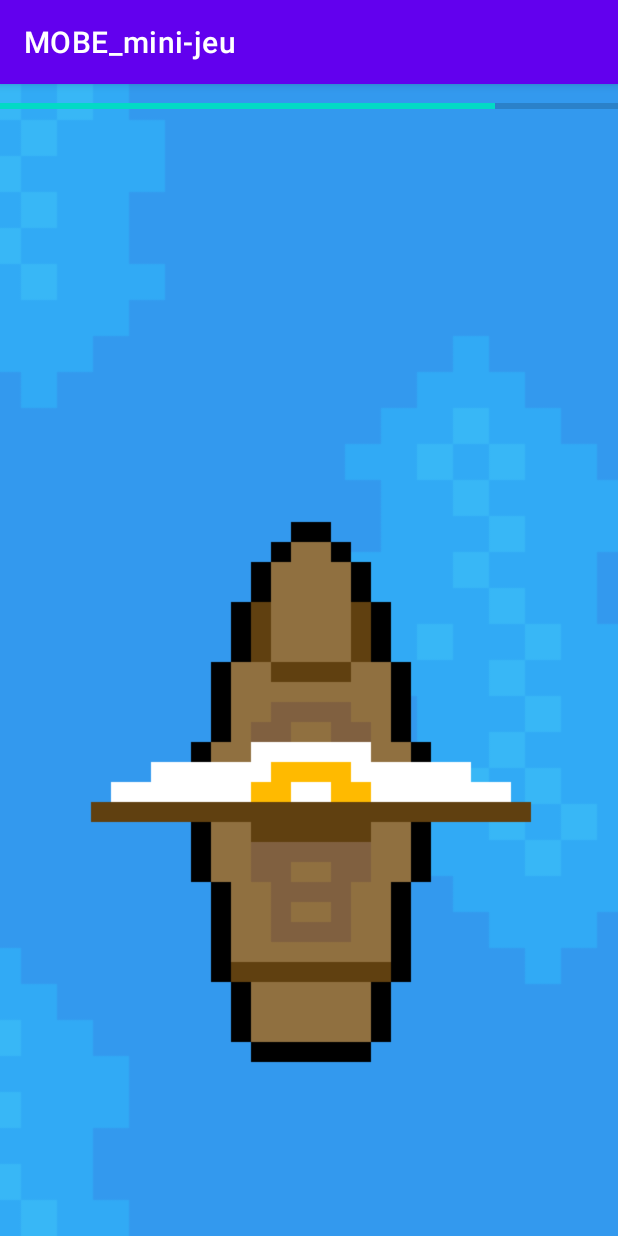
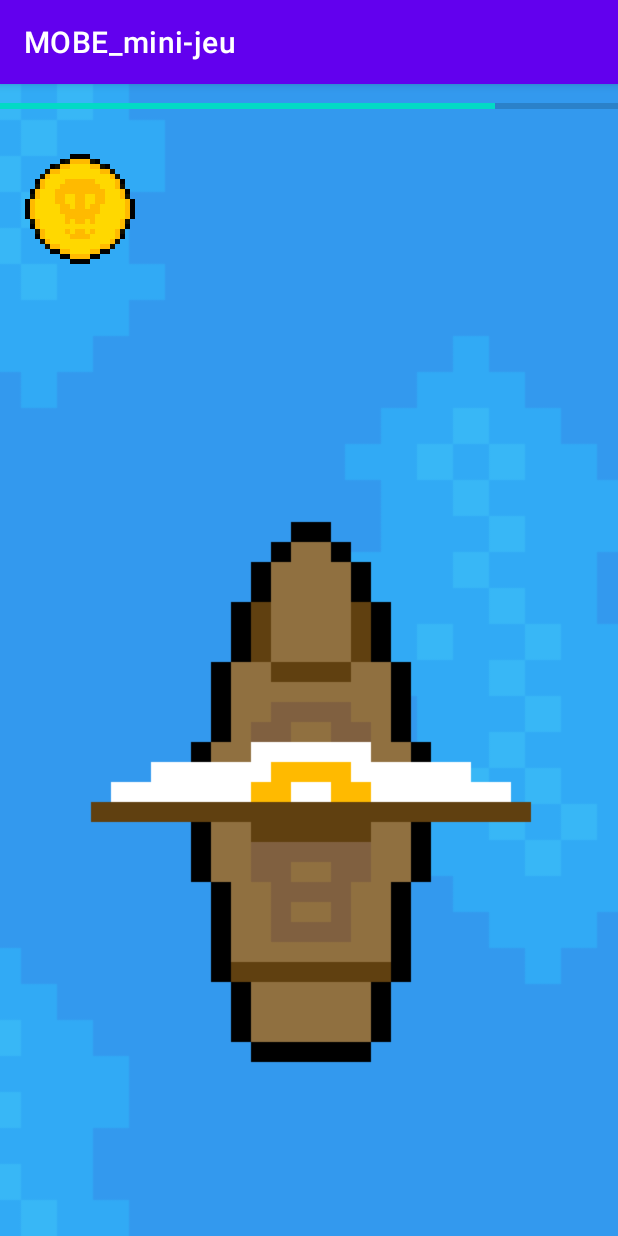
Before and after one commit to cyan-dev/MOBE_mini-jeu, an Android app: the NavigationGame screen opened directly, with no data from a screen before it, on a phone screen of 412 x 824 dp. Run offline under Robolectric (Android 15) with nearby library versions, the phone set to English and light mode, and no system bars.

Commit message:
Add score

```diff
--- a/app/src/main/java/com/ut3/mobe_mini_jeu/NavigationGame.java
+++ b/app/src/main/java/com/ut3/mobe_mini_jeu/NavigationGame.java
@@ -1,17 +1,14 @@
 package com.ut3.mobe_mini_jeu;
-
-import static com.ut3.mobe_mini_jeu.R.id.shipView;
 
 import androidx.appcompat.app.AppCompatActivity;
 import java.util.Random;
 
-import android.annotation.SuppressLint;
 import android.content.Intent;
 import android.media.MediaPlayer;
 import android.os.Bundle;
-import android.os.Handler;
 import android.view.View;
 import android.view.ViewGroup;
+import android.widget.TextView;
 
 public class NavigationGame extends AppCompatActivity {
     enum Direction {
@@ -59,8 +56,7 @@ public class NavigationGame extends AppCompatActivity {
         private int dist;
 
         Treasure() {
-            this.dir = Direction.N;
-            this.dist = (new Random()).nextInt(Treasure.MAX_DIST- Treasure.MIN_DIST)+ Treasure.MIN_DIST;
+            generate();
         }
 
         public Direction getDir() {
@@ -79,14 +75,18 @@ public class NavigationGame extends AppCompatActivity {
             this.dist = dist;
         }
 
-        public void regenerate() {
+        public void generate() {
             this.dir = Direction.N;
             this.dist = (new Random()).nextInt(Treasure.MAX_DIST- Treasure.MIN_DIST)+ Treasure.MIN_DIST;
+            points = this.dist;
         }
     }
 
+    private int score = 0;
+    private int points;
     private int randomIndex = 0;
-    MediaPlayer coinSoundPlayer;
+    private MediaPlayer coinSoundPlayer;
+
 
     private void game(View shipView, Boat boat, Treasure treasure) {
         boolean isFight = updateEnemyFight();
@@ -101,7 +101,7 @@ public class NavigationGame extends AppCompatActivity {
     }
 
     private boolean updateEnemyFight() {
-        int random = new Random().nextInt(1000 - randomIndex);
+        int random = new Random().nextInt(5000 - randomIndex);
         boolean isFight = false;
 
         if (random == 0) {
@@ -115,6 +115,12 @@ public class NavigationGame extends AppCompatActivity {
         return isFight;
     }
 
+    private void updateScore() {
+        score += points;
+        TextView scoreLabel = (TextView) findViewById(R.id.scoreLabel);
+        scoreLabel.setText(Integer.toString(score));
+    }
+
     private void updateTreasureDist(Boat boat, Treasure treasure) {
         if (boat.getDir() == treasure.getDir()) {
             treasure.setDist(treasure.getDist() - boat.getSpeed());
@@ -122,7 +128,8 @@ public class NavigationGame extends AppCompatActivity {
 
         if (treasure.getDist() < 0) {
             coinSoundPlayer.start();
-            treasure.regenerate();
+            treasure.generate();
+            updateScore();
         }
         View treasureView = findViewById(R.id.treasureView);
 
--- a/app/src/main/res/layout/activity_navigation_game.xml
+++ b/app/src/main/res/layout/activity_navigation_game.xml
@@ -18,6 +18,31 @@
         app:layout_constraintTop_toTopOf="parent"
         app:layout_constraintVertical_bias="1.0"
         app:srcCompat="@drawable/ocean" />
+
+    <TextView
+        android:id="@+id/scoreLabel"
+        android:layout_width="128px"
+        android:layout_height="64px"
+        android:layout_marginBottom="640dp"
+        app:layout_constraintBottom_toBottomOf="parent"
+        app:layout_constraintEnd_toEndOf="@+id/hpBarEnnemy"
+        app:layout_constraintHorizontal_bias="0.0"
+        app:layout_constraintStart_toEndOf="@+id/coinImage3"
+        app:layout_constraintTop_toTopOf="@+id/hpBar"
+        app:layout_constraintVertical_bias="0.095" />
+
+    <ImageView
+        android:id="@+id/coinImage3"
+        android:layout_width="160px"
+        android:layout_height="160px"
+        android:layout_marginBottom="640dp"
+        app:layout_constraintBottom_toBottomOf="parent"
+        app:layout_constraintEnd_toEndOf="parent"
+        app:layout_constraintHorizontal_bias="0.0"
+        app:layout_constraintStart_toStartOf="parent"
+        app:layout_constraintTop_toBottomOf="@+id/progressBar"
+        app:layout_constraintVertical_bias="0.004"
+        app:srcCompat="@drawable/coin" />
 
     <ImageView
         android:id="@+id/shipView"
```
